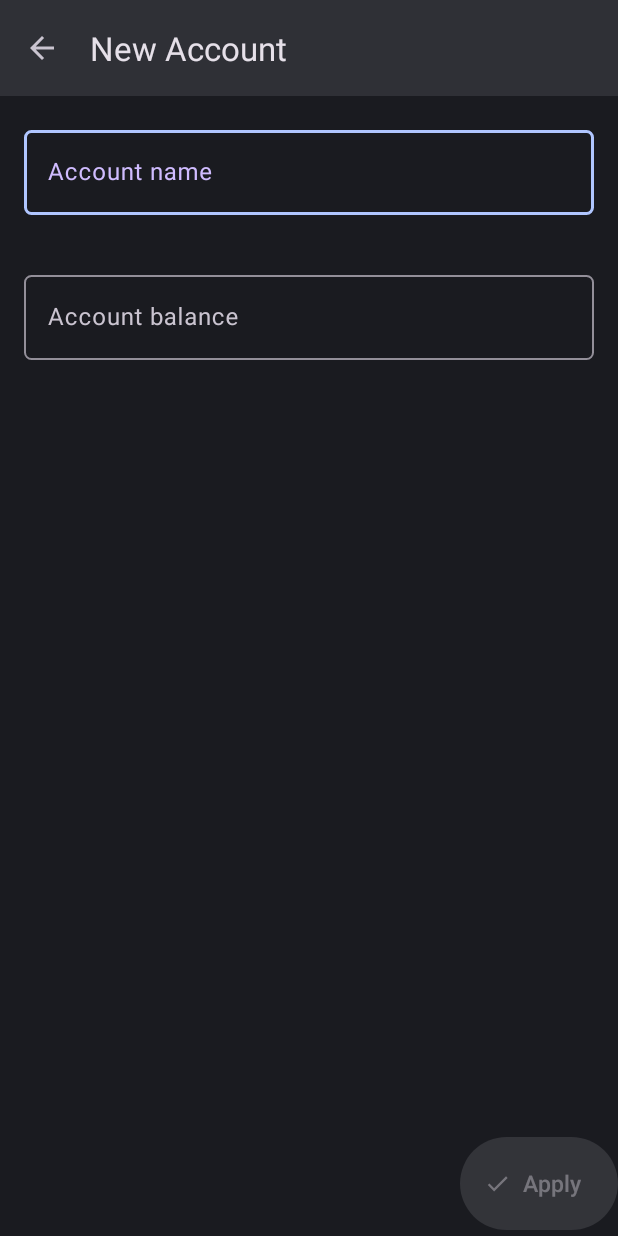
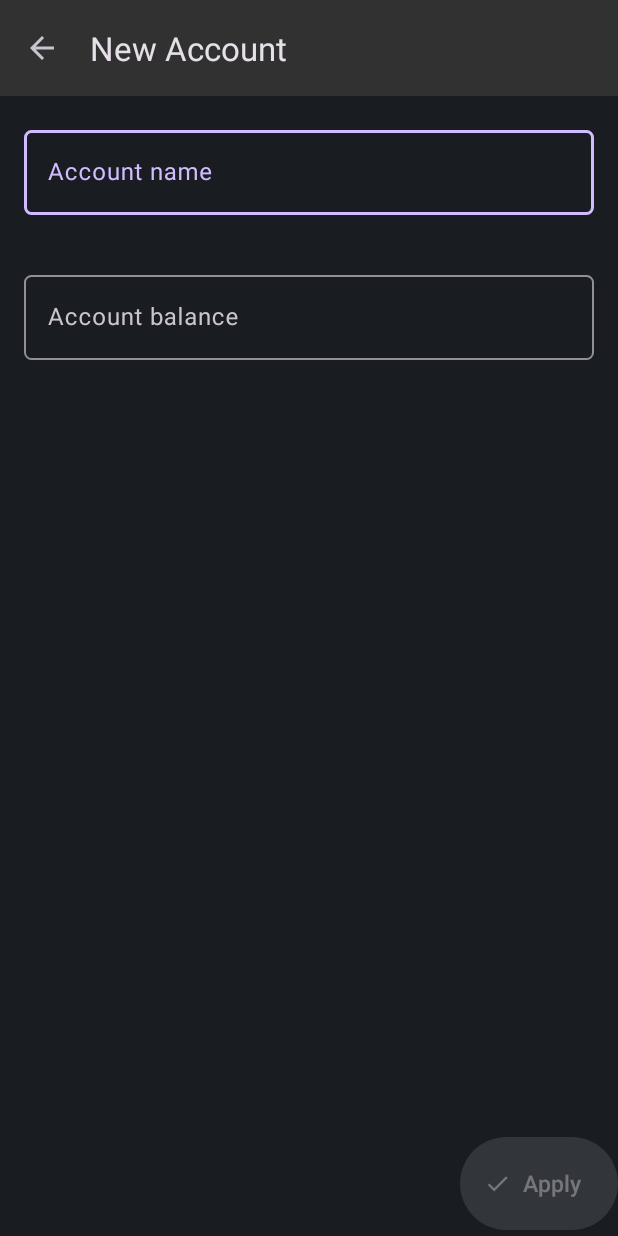
Before and after one commit to araymondmiracosta/Finance, an Android app: the NewAccountActivity screen opened directly, with no data from a screen before it, on a phone screen of 412 x 824 dp. Run offline under Robolectric (Android 15) with nearby library versions, the phone set to English and light mode, and no system bars.

Commit message:
Setup standard theming base colours

```diff
--- a/app/src/main/AndroidManifest.xml
+++ b/app/src/main/AndroidManifest.xml
@@ -9,7 +9,7 @@
         android:icon="@mipmap/ic_launcher"
         android:label="@string/app_name"
         android:supportsRtl="true"
-        android:theme="@style/Theme.Finance.MaterialYou">
+        android:theme="@style/Theme.Finance.dark">
         <!-- tools:targetApi="31"> -->
         <activity
             android:name=".MainActivity"
--- a/app/src/main/res/layout/activity_newaccount.xml
+++ b/app/src/main/res/layout/activity_newaccount.xml
@@ -25,22 +25,15 @@
         android:layout_width="wrap_content"
         android:layout_height="wrap_content"
         android:inputType="text"
-        android:id="@+id/accountNameLayout"
+        android:minWidth="500sp"
 
-        android:minWidth="500sp"
+        app:layout_constraintEnd_toEndOf="parent"
+        app:layout_constraintStart_toStartOf="parent"
+        app:layout_constraintTop_toTopOf="parent"
         app:boxCornerRadiusBottomEnd="5sp"
         app:boxCornerRadiusBottomStart="5sp"
         app:boxCornerRadiusTopEnd="5sp"
-        app:boxCornerRadiusTopStart="5sp"
-
-        app:hintTextColor="@color/buttonTextColor"
-        app:boxStrokeColor="@color/buttonTextColor"
-        app:helperTextColor="@color/buttonTextColor"
-
-
-        app:layout_constraintEnd_toEndOf="parent"
-        app:layout_constraintStart_toStartOf="parent"
-        app:layout_constraintTop_toTopOf="parent">
+        app:boxCornerRadiusTopStart="5sp">
 
         <com.google.android.material.textfield.TextInputEditText
             android:id="@+id/accountName"
@@ -54,12 +47,12 @@
     </com.google.android.material.textfield.TextInputLayout>
 
     <com.google.android.material.textfield.TextInputLayout
+        style="@style/Widget.Material3.TextInputEditText.OutlinedBox"
         android:layout_width="wrap_content"
         android:layout_height="wrap_content"
         android:inputType="text"
         android:minWidth="500sp"
 
-        style="@style/Widget.Material3.TextInputEditText.OutlinedBox"
         app:layout_constraintEnd_toEndOf="parent"
         app:layout_constraintStart_toStartOf="parent"
         app:layout_constraintTop_toTopOf="parent"
--- a/app/src/main/res/values/colors.xml
+++ b/app/src/main/res/values/colors.xml
@@ -1,6 +1,10 @@
 <?xml version="1.0" encoding="utf-8"?>
 <resources>
-    <color name="buttonBackgroundTint">@color/material_dynamic_neutral_variant20</color>
-    <color name="buttonBackgroundTintPressed">@color/material_dynamic_neutral_variant30</color>
-    <color name="buttonTextColor">@color/material_dynamic_primary80</color>
+    <color name="primaryDark">#8cccfc</color>
+    <color name="backgroundBarDark">#313131</color>
+    <color name="backgroundDark">#191c21</color>
+
+    <color name="buttonBackgroundTint">#29313a</color>
+    <color name="buttonBackgroundTintPressed">#3a414a</color>
+    <color name="buttonTextColor">#8cccfc</color>
 </resources>
--- a/app/src/main/res/values/themes.xml
+++ b/app/src/main/res/values/themes.xml
@@ -1,6 +1,6 @@
 <resources xmlns:tools="http://schemas.android.com/tools">
     <!-- Base application theme. -->
-    <style name="Theme.Finance.MaterialYou" parent="Theme.Material3.Dark.NoActionBar">
+    <style name="Theme.Finance.dark" parent="Theme.Material3.Dark.NoActionBar">
         <!-- Primary brand color. -->
 <!--        <item name="colorPrimary">@color/material_dynamic_secondary95</item>
         <item name="colorPrimaryVariant">@color/material_dynamic_primary10</item>
@@ -10,9 +10,9 @@
         <item name="colorSecondaryVariant">@color/material_dynamic_secondary10</item>
         <item name="colorOnSecondary">@color/material_dynamic_neutral100</item> -->
         <!-- Status bar color. -->
-        <item name="android:statusBarColor">@color/material_dynamic_neutral10</item>
-        <item name="android:navigationBarColor">@color/material_dynamic_neutral10</item>
-        <item name="actionBarStyle">@color/material_dynamic_neutral20</item>
-        <item name="android:windowBackground">@color/material_dynamic_neutral10</item>
+        <item name="android:statusBarColor">@color/backgroundBarDark</item>
+        <item name="android:navigationBarColor">@color/backgroundDark</item>
+        <item name="actionBarStyle">@color/backgroundBarDark</item>
+        <item name="android:windowBackground">@color/backgroundDark</item>
     </style>
 </resources>
```
